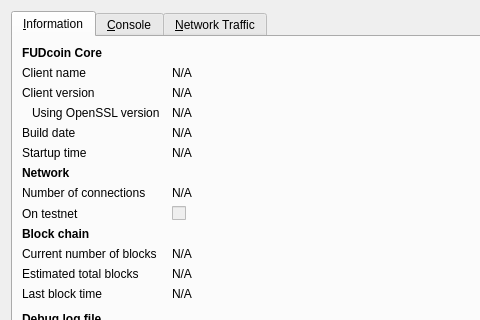
The window that src/qt/forms/rpcconsole.ui (fonziecoin/fonzie) describes before a commit, drawn with Qt 5; both pictures show x 0 to 480 and y 0 to 320 of the 740 by 450 pixel window.
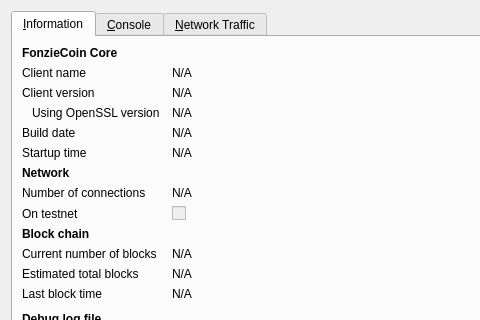
The same window after the commit. Icons and pictures are not drawn. Custom widgets are drawn as their Qt base class.

What changed in the file:
```diff
--- a/src/qt/forms/rpcconsole.ui
+++ b/src/qt/forms/rpcconsole.ui
@@ -36,7 +36,7 @@
           </font>
          </property>
          <property name="text">
-          <string>FUDcoin Core</string>
+          <string>FonzieCoin Core</string>
          </property>
         </widget>
        </item>
```
Left out of the diff: 6 changed lines with no effect on the pictures.
